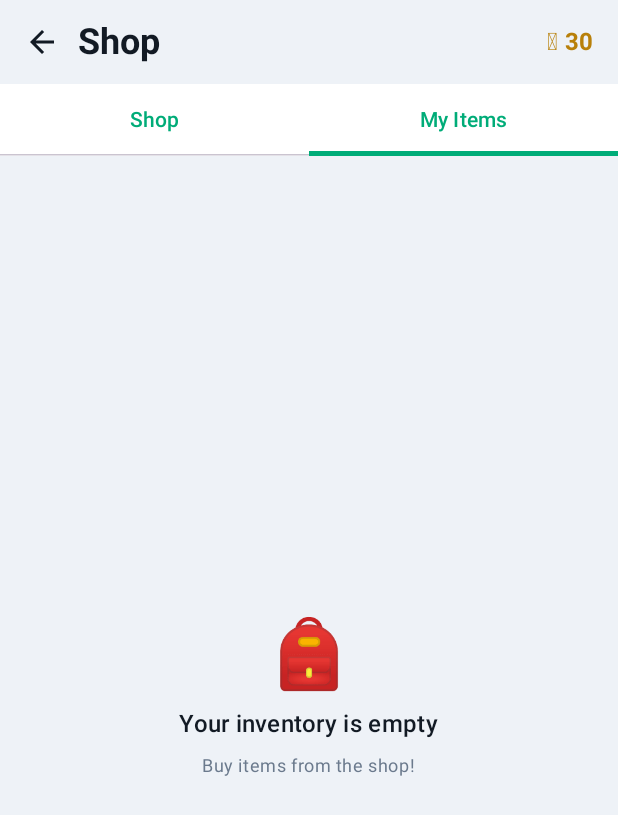
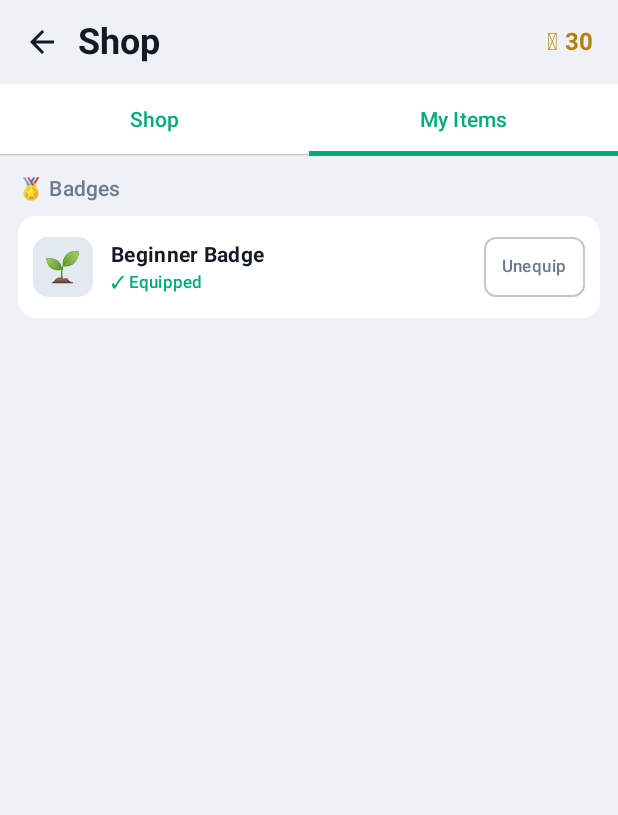
Before and after one commit to krishna000627-pixel/questblock, an Android app built with Jetpack Compose: the composable InventoryScreen shown on its own in the app's theme, tab 2 chosen, on a phone screen of 412 x 824 dp. Shown: the top 815 px of the screen. Run offline under Robolectric (Android 15) with nearby library versions, the phone set to English and light mode, and no system bars; our stand-ins replace Dagger/Hilt's generated code, Room's generated code.

Commit message:
v100: unequip cosmetics, beginner badge on Home

```diff
--- a/app/build.gradle.kts
+++ b/app/build.gradle.kts
@@ -31,8 +31,8 @@ android {
         applicationId = "com.krishna.questblock"
         minSdk = 26
         targetSdk = 35
-        versionCode = 99
-        versionName = "99.0.0"
+        versionCode = 100
+        versionName = "100.0.0"
     }
 
     signingConfigs {
--- a/app/src/main/java/com/krishna/questblock/data/Entities.kt
+++ b/app/src/main/java/com/krishna/questblock/data/Entities.kt
@@ -61,6 +61,9 @@ data class BlockedApp(
     // v10: coins per 5 minutes for this app. 0 = use the global rate from Settings.
     @ColumnInfo(defaultValue = "0")   val ratePer5: Int = 0,
 )
+
+/** Badge shown on Home and Profile: blank = the free Beginner badge, "none" = unequipped on purpose. */
+fun shownBadgeOf(p: Player): String = when (p.equippedBadge) { "" -> "badge_beginner"; "none" -> ""; else -> p.equippedBadge }
 
 @Entity(tableName = "player")
 data class Player(
--- a/app/src/main/java/com/krishna/questblock/data/VersionLog.kt
+++ b/app/src/main/java/com/krishna/questblock/data/VersionLog.kt
@@ -3,6 +3,11 @@ package com.krishna.questblock.data
 data class VersionEntry(val version: String, val headline: String, val items: List<String>)
 
 val VERSION_LOG: List<VersionEntry> = listOf(
+    VersionEntry("100.0.0", "Unequip + Home badge",
+        listOf(
+            "Shop -> My Items: Unequip button for equipped frames, themes and badges, and the free Beginner badge is listed there",
+            "Home avatar shows the Beginner badge too",
+        )),
     VersionEntry("99.0.0", "Tap the version",
         listOf(
             "Tap the version number on the About me page to open the version history",
--- a/app/src/main/java/com/krishna/questblock/ui/HomeScreen.kt
+++ b/app/src/main/java/com/krishna/questblock/ui/HomeScreen.kt
@@ -330,8 +330,8 @@ private fun HeroCard(player: Player, doneToday: Int, total: Int, hideCoins: Bool
                             fontWeight = FontWeight.Black, color = frameColor)
                     }
                     // Badge
-                    val badgeEmoji = when (player.equippedBadge) {
-                        "badge_star" -> "⭐"; "badge_crown" -> "👑"
+                    val badgeEmoji = when (com.krishna.questblock.data.shownBadgeOf(player)) {
+                        "badge_beginner" -> "\uD83C\uDF31"; "badge_star" -> "⭐"; "badge_crown" -> "👑"
                         "badge_sword" -> "⚔️"; "badge_dragon" -> "🐉"; else -> ""
                     }
                     if (badgeEmoji.isNotBlank()) {
--- a/app/src/main/java/com/krishna/questblock/ui/InventoryScreen.kt
+++ b/app/src/main/java/com/krishna/questblock/ui/InventoryScreen.kt
@@ -72,6 +72,7 @@ class InventoryViewModel @Inject constructor(private val repo: GameRepository) :
         repo.redeemItem(inv); buyResult = "Redeemed ${inv.emoji} ${inv.name}"
     }
     fun equip(inv: InventoryItem) = viewModelScope.launch { repo.equipItem(inv) }
+    fun unequip(inv: InventoryItem) = viewModelScope.launch { repo.unequipItem(inv) }
     fun clearResult() { buyResult = null }
 }
 
@@ -127,7 +128,7 @@ fun InventoryScreen(onBack: () -> Unit, vm: InventoryViewModel = hiltViewModel()
                     onUpdateReward = { vm.updateReward(it) },
                     onDeleteReward = { vm.deleteReward(it) },
                 )
-                1 -> MyItemsTab(inventory, onEquip = { vm.equip(it) }, onRedeem = { vm.redeem(it) })
+                1 -> MyItemsTab(inventory, com.krishna.questblock.data.shownBadgeOf(player), onEquip = { vm.equip(it) }, onUnequip = { vm.unequip(it) }, onRedeem = { vm.redeem(it) })
             }
         }
     }
@@ -379,7 +380,10 @@ private fun RewardDialog(
 
 // ── My Items tab ──────────────────────────────────────────────────────────
 @Composable
-private fun MyItemsTab(inventory: List<InventoryItem>, onEquip: (InventoryItem) -> Unit, onRedeem: (InventoryItem) -> Unit) {
+private fun MyItemsTab(inventory0: List<InventoryItem>, shownBadge: String, onEquip: (InventoryItem) -> Unit, onUnequip: (InventoryItem) -> Unit, onRedeem: (InventoryItem) -> Unit) {
+    val beginner = InventoryItem(id = -1L, itemId = "badge_beginner", category = "cosmetic_badge", name = "Beginner Badge",
+        emoji = "\uD83C\uDF31", isEquipped = shownBadge == "badge_beginner")
+    val inventory = inventory0 + beginner
     if (inventory.isEmpty()) {
         Box(Modifier.fillMaxSize(), contentAlignment = Alignment.Center) {
             Column(horizontalAlignment = Alignment.CenterHorizontally, verticalArrangement = Arrangement.spacedBy(8.dp)) {
@@ -406,14 +410,14 @@ private fun MyItemsTab(inventory: List<InventoryItem>, onEquip: (InventoryItem)
                 Text(label, style = MaterialTheme.typography.labelLarge, color = ColorMuted)
             }
             items(list, key = { it.id }) { inv ->
-                InventoryItemCard(inv, onEquip = { onEquip(inv) }, onRedeem = { onRedeem(inv) })
+                InventoryItemCard(inv, onEquip = { onEquip(inv) }, onUnequip = { onUnequip(inv) }, onRedeem = { onRedeem(inv) })
             }
         }
     }
 }
 
 @Composable
-private fun InventoryItemCard(item: InventoryItem, onEquip: () -> Unit, onRedeem: () -> Unit) {
+private fun InventoryItemCard(item: InventoryItem, onEquip: () -> Unit, onUnequip: () -> Unit, onRedeem: () -> Unit) {
     val isCosmetic = item.category.startsWith("cosmetic")
     val isCustom = item.category == "custom"
     Card(colors = CardDefaults.cardColors(containerColor = ColorSurface), shape = RoundedCornerShape(12.dp)) {
@@ -435,6 +439,11 @@ private fun InventoryItemCard(item: InventoryItem, onEquip: () -> Unit, onRedeem
                     color = if (item.isEquipped || (isCustom && item.usedAt == null)) ColorPrimary else ColorMuted)
             }
 
+            if (isCosmetic && item.isEquipped) {
+                OutlinedButton(onClick = onUnequip, shape = RoundedCornerShape(8.dp),
+                    contentPadding = PaddingValues(horizontal = 12.dp, vertical = 4.dp),
+                ) { Text("Unequip", style = MaterialTheme.typography.labelSmall) }
+            }
             if (isCosmetic && !item.isEquipped) {
                 Button(onClick = onEquip,
                     colors = ButtonDefaults.buttonColors(containerColor = ColorPrimary, contentColor = ColorOnPrimary),
--- a/app/src/main/java/com/krishna/questblock/ui/ProfileScreen.kt
+++ b/app/src/main/java/com/krishna/questblock/ui/ProfileScreen.kt
@@ -80,7 +80,7 @@ fun ProfileScreen(onOpenShop: () -> Unit, onOpenStats: () -> Unit, onOpenSetting
                                 fontWeight = FontWeight.Black, color = frameColor)
                         }
                         // Badge overlay
-                        val shownBadge = player.equippedBadge.ifBlank { "badge_beginner" }
+                        val shownBadge = com.krishna.questblock.data.shownBadgeOf(player)
                         if (shownBadge.isNotBlank()) {
                             val emoji = when (shownBadge) {
                                 "badge_beginner" -> "\uD83C\uDF31"
@@ -208,8 +208,8 @@ fun ProfileScreen(onOpenShop: () -> Unit, onOpenStats: () -> Unit, onOpenSetting
                             fontWeight = FontWeight.Bold, color = ColorText)
                         if (player.equippedFrame.isNotBlank())
                             ProfileInfoRow("🖼️ Frame", player.equippedFrame.replace("_", " ").replaceFirstChar { it.uppercase() })
-                        if (true)
-                            ProfileInfoRow("🏅 Badge", player.equippedBadge.ifBlank { "badge_beginner" }.removePrefix("badge_").replaceFirstChar { it.uppercase() })
+                        if (com.krishna.questblock.data.shownBadgeOf(player).isNotBlank())
+                            ProfileInfoRow("🏅 Badge", com.krishna.questblock.data.shownBadgeOf(player).removePrefix("badge_").replaceFirstChar { it.uppercase() })
                         if (player.equippedTheme != "default")
                             ProfileInfoRow("🎨 Theme", player.equippedTheme.replace("_", " ").replaceFirstChar { it.uppercase() })
                     }
```
Also changed, not shown: app/src/main/java/com/krishna/questblock/data/GameRepository.kt (+16 -0 lines).
